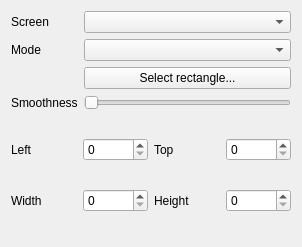
Before: the Qt Designer form Effects/Ambient/Ambient.ui in DLdota/OpenRGBEffectsPlugin, drawn with Qt 5.
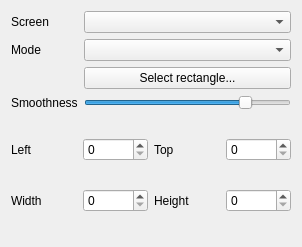
After: the same form once the commit is applied. Custom widgets are drawn as their Qt base class.

Commit message: Set default smoothness to 80% for ambient effect

The edit to the form file:
```diff
--- a/Effects/Ambient/Ambient.ui
+++ b/Effects/Ambient/Ambient.ui
@@ -140,7 +140,7 @@
       <number>5</number>
      </property>
      <property name="value">
-      <number>0</number>
+      <number>800</number>
      </property>
      <property name="orientation">
       <enum>Qt::Horizontal</enum>
```
The commit also changes 1 other file.
